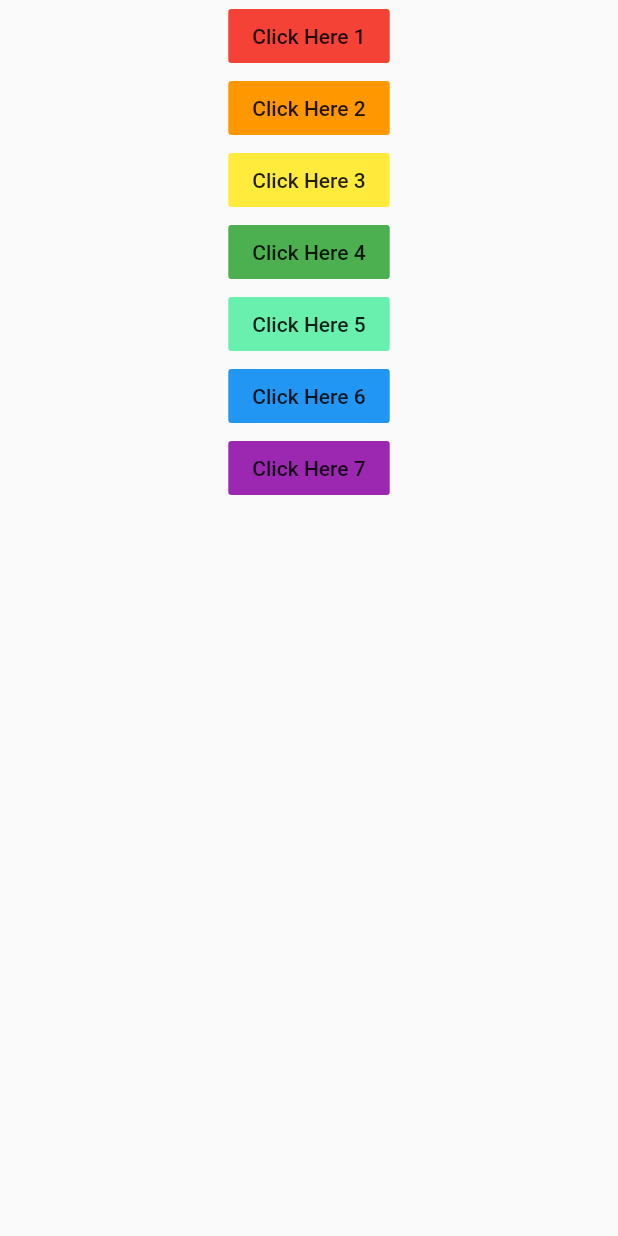
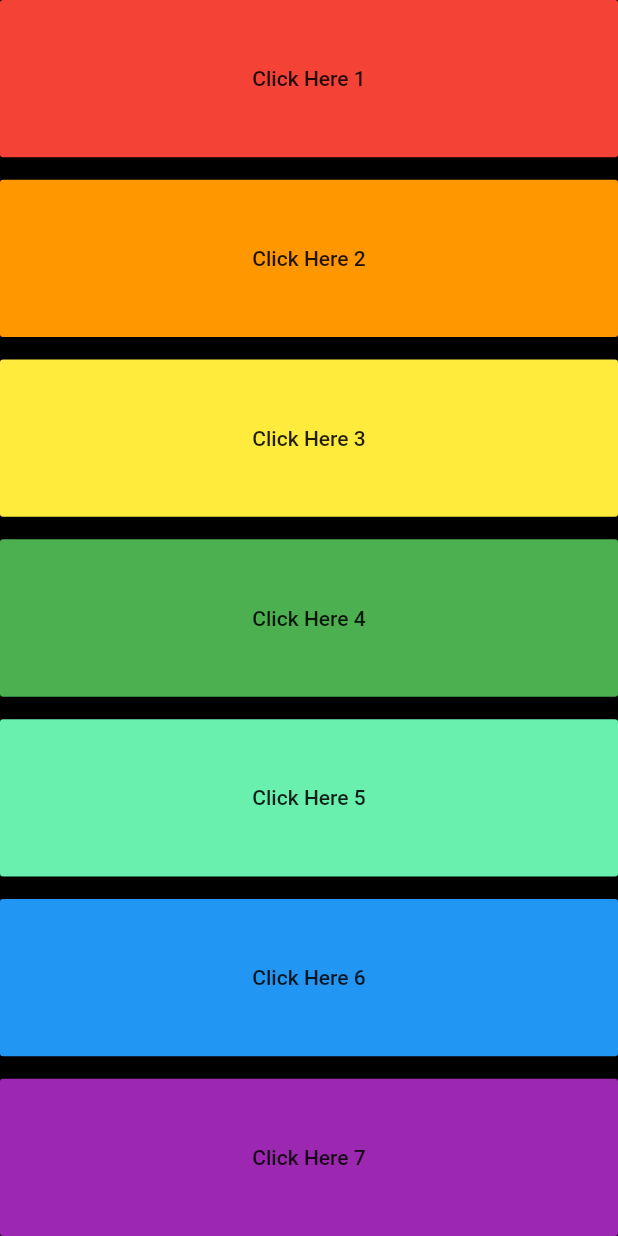
Before and after one commit to vattvichet/xylophones_flutter, a Flutter app: the screen it shows after launch, after a tap on "Click Here 1", on a phone screen of 412 x 824 dp. Run offline on Flutter 3.47's test engine with Material 2 defaults, Android fonts, the phone set to English and light mode, and no system bars; our stand-ins replace audioplayers.

Commit message:
Worked with Function

```diff
--- a/lib/main.dart
+++ b/lib/main.dart
@@ -7,9 +7,16 @@ import 'package:audioplayers/audio_cache.dart';
 void main() => runApp(XylophoneApp());
 
 class XylophoneApp extends StatelessWidget {
+  //
+  //
   void playSound(int soundNumber) {
     final player = AudioCache();
     player.play('note$soundNumber.wav');
+  }
+
+//Use {} if we don't want to confuse to pass the value
+  void showName({String greeting, String name}) {
+    print('$greeting $name');
   }
 
   @override
@@ -17,59 +24,94 @@ class XylophoneApp extends StatelessWidget {
     return MaterialApp(
       debugShowCheckedModeBanner: false,
       home: Scaffold(
+        backgroundColor: Colors.black,
         body: SafeArea(
           child: Container(
             alignment: Alignment.center,
             child: Column(
-              children: [
-                FlatButton(
+              crossAxisAlignment: CrossAxisAlignment.stretch,
+              children: <Widget>[
+                Expanded(
+                  child: FlatButton(
                     color: Colors.red,
                     child: Text("Click Here 1"),
                     onPressed: () {
                       playSound(1);
+                      showName(greeting: 'hello', name: 'vichet');
                     },
                   ),
-                FlatButton(
+                ),
+                SizedBox(
+                  height: 15,
+                ),
+                Expanded(
+                  child: FlatButton(
                     color: Colors.orange,
                     child: Text("Click Here 2"),
                     onPressed: () {
                       playSound(2);
                     },
                   ),
-                FlatButton(
+                ),
+                SizedBox(
+                  height: 15,
+                ),
+                Expanded(
+                  child: FlatButton(
                     color: Colors.yellow,
                     child: Text("Click Here 3"),
                     onPressed: () {
                       playSound(3);
                     },
                   ),
-                FlatButton(
+                ),
+                SizedBox(
+                  height: 15,
+                ),
+                Expanded(
+                  child: FlatButton(
                     color: Colors.green,
                     child: Text("Click Here 4"),
                     onPressed: () {
                       playSound(4);
                     },
                   ),
-                FlatButton(
+                ),
+                SizedBox(
+                  height: 15,
+                ),
+                Expanded(
+                  child: FlatButton(
                     color: Colors.greenAccent,
                     child: Text("Click Here 5"),
                     onPressed: () {
                       playSound(5);
                     },
                   ),
-                FlatButton(
+                ),
+                SizedBox(
+                  height: 15,
+                ),
+                Expanded(
+                  child: FlatButton(
                     color: Colors.blue,
                     child: Text("Click Here 6"),
                     onPressed: () {
                       playSound(6);
                     },
                   ),
-                FlatButton(
+                ),
+                SizedBox(
+                  height: 15,
+                ),
+                Expanded(
+                  child: FlatButton(
                     color: Colors.purple,
                     child: Text("Click Here 7"),
                     onPressed: () {
                       playSound(7);
                     },
+                  ),
                 ),
               ],
             ),
```
Lines whose indentation alone changed are shown as unchanged.
